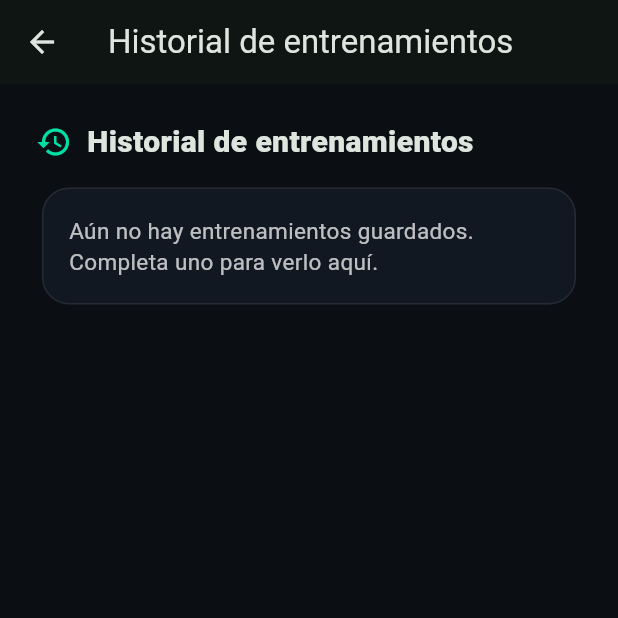
After one commit to carlitoxmahone/proyecto_fisico_definitivo, a Flutter app: the WorkoutHistoryScreen screen opened directly, on a phone screen of 412 x 824 dp, the top half of it. The commit adds this screen. Run offline on Flutter 3.47's test engine with Material 3 defaults, Android fonts, the phone set to English and light mode, and no system bars; our stand-ins replace shared_preferences; accounts and stored records are empty.

Commit message:
v0.2.6 historial simple de entrenamientos

```diff
--- a/lib/screens/welcome_screen.dart
+++ b/lib/screens/welcome_screen.dart
@@ -69,7 +69,7 @@ class WelcomeScreen extends StatelessWidget {
                   ),
                   const SizedBox(height: 18),
                   Text(
-                    'MVP v0.2.5 — Persistencia local básica',
+                    'MVP v0.2.6 — Historial simple de entrenamientos',
                     textAlign: TextAlign.center,
                     style: TextStyle(
                       fontSize: 13,
--- /dev/null
+++ b/lib/screens/workout_history_screen.dart
@@ -0,0 +1,155 @@
+import 'package:flutter/material.dart';
+
+import '../models/saved_workout_summary.dart';
+import '../services/local_storage_service.dart';
+import '../widgets/section_title.dart';
+
+class WorkoutHistoryScreen extends StatelessWidget {
+  const WorkoutHistoryScreen({super.key});
+
+  @override
+  Widget build(BuildContext context) {
+    return Scaffold(
+      appBar: AppBar(
+        title: const Text('Historial de entrenamientos'),
+      ),
+      body: SafeArea(
+        child: Center(
+          child: ConstrainedBox(
+            constraints: const BoxConstraints(maxWidth: 820),
+            child: FutureBuilder<List<SavedWorkoutSummary>>(
+              future: LocalStorageService.getWorkoutHistory(),
+              builder: (context, snapshot) {
+                final history = snapshot.data ?? [];
+
+                return ListView(
+                  padding: const EdgeInsets.all(24),
+                  children: [
+                    const SectionTitle(
+                      icon: Icons.history,
+                      title: 'Historial de entrenamientos',
+                    ),
+                    const SizedBox(height: 12),
+                    if (history.isEmpty)
+                      Card(
+                        color: const Color(0xFF121821),
+                        elevation: 0,
+                        shape: RoundedRectangleBorder(
+                          borderRadius: BorderRadius.circular(18),
+                          side: BorderSide(
+                            color: Colors.white.withValues(alpha: 0.08),
+                          ),
+                        ),
+                        child: Padding(
+                          padding: const EdgeInsets.all(18),
+                          child: Text(
+                            'Aún no hay entrenamientos guardados. Completa uno para verlo aquí.',
+                            style: TextStyle(
+                              fontSize: 15,
+                              height: 1.4,
+                              color: Colors.white.withValues(alpha: 0.72),
+                            ),
+                          ),
+                        ),
+                      )
+                    else
+                      ...history.map(
+                        (item) => _WorkoutHistoryCard(summary: item),
+                      ),
+                  ],
+                );
+              },
+            ),
+          ),
+        ),
+      ),
+    );
+  }
+}
+
+class _WorkoutHistoryCard extends StatelessWidget {
+  const _WorkoutHistoryCard({
+    required this.summary,
+  });
+
+  final SavedWorkoutSummary summary;
+
+  @override
+  Widget build(BuildContext context) {
+    return Card(
+      margin: const EdgeInsets.only(bottom: 14),
+      color: const Color(0xFF121821),
+      elevation: 0,
+      shape: RoundedRectangleBorder(
+        borderRadius: BorderRadius.circular(18),
+        side: BorderSide(
+          color: Colors.white.withValues(alpha: 0.08),
+        ),
+      ),
+      child: Padding(
+        padding: const EdgeInsets.all(18),
+        child: Column(
+          crossAxisAlignment: CrossAxisAlignment.start,
+          children: [
+            Text(
+              summary.workoutName,
+              style: const TextStyle(
+                fontSize: 19,
+                fontWeight: FontWeight.w900,
+              ),
+            ),
+            const SizedBox(height: 6),
+            Text(
+              summary.savedAtText,
+              style: TextStyle(
+                fontSize: 13,
+                color: Colors.white.withValues(alpha: 0.55),
+              ),
+            ),
+            const SizedBox(height: 12),
+            Wrap(
+              spacing: 8,
+              runSpacing: 8,
+              children: [
+                _HistoryChip(label: 'Sensación: ${summary.feeling}'),
+                _HistoryChip(label: 'Dificultad ${summary.difficulty}/10'),
+                _HistoryChip(
+                  label: summary.cardioCompleted ? 'Cardio sí' : 'Cardio no',
+                ),
+                _HistoryChip(
+                  label: 'Cambios: ${summary.replacedExercisesCount}',
+                ),
+                _HistoryChip(
+                  label:
+                      'Rendimiento: ${summary.registeredPerformanceCount}',
+                ),
+                _HistoryChip(
+                  label: summary.hasPain ? 'Con molestia' : 'Sin molestia',
+                ),
+              ],
+            ),
+          ],
+        ),
+      ),
+    );
+  }
+}
+
+class _HistoryChip extends StatelessWidget {
+  const _HistoryChip({
+    required this.label,
+  });
+
+  final String label;
+
+  @override
+  Widget build(BuildContext context) {
+    return Chip(
+      label: Text(label),
+      backgroundColor: const Color(0xFF00E0A4).withValues(alpha: 0.10),
+      side: BorderSide(
+        color: const Color(0xFF00E0A4).withValues(alpha: 0.16),
+      ),
+    );
+  }
+}
--- a/lib/services/local_storage_service.dart
+++ b/lib/services/local_storage_service.dart
@@ -7,11 +7,27 @@ import '../models/saved_workout_summary.dart';
 
 class LocalStorageService {
   static const _lastWorkoutKey = 'last_workout_summary';
+  static const _workoutHistoryKey = 'workout_history';
   static const _lastHabitsKey = 'last_habits_summary';
 
   static Future<void> saveLastWorkout(SavedWorkoutSummary summary) async {
     final prefs = await SharedPreferences.getInstance();
     await prefs.setString(_lastWorkoutKey, jsonEncode(summary.toJson()));
+  }
+
+  static Future<void> saveWorkoutToHistory(
+    SavedWorkoutSummary summary,
+  ) async {
+    final prefs = await SharedPreferences.getInstance();
+    final history = await getWorkoutHistory();
+    final updatedHistory = [summary, ...history].take(20).toList();
+
+    await prefs.setString(
+      _workoutHistoryKey,
+      jsonEncode(
+        updatedHistory.map((item) => item.toJson()).toList(),
+      ),
+    );
   }
 
   static Future<SavedWorkoutSummary?> getLastWorkout() async {
@@ -23,6 +39,20 @@ class LocalStorageService {
     if (decoded is! Map<String, dynamic>) return null;
 
     return SavedWorkoutSummary.fromJson(decoded);
+  }
+
+  static Future<List<SavedWorkoutSummary>> getWorkoutHistory() async {
+    final prefs = await SharedPreferences.getInstance();
+    final rawJson = prefs.getString(_workoutHistoryKey);
+    if (rawJson == null) return [];
+
+    final decoded = jsonDecode(rawJson);
+    if (decoded is! List) return [];
+
+    return decoded
+        .whereType<Map<String, dynamic>>()
+        .map(SavedWorkoutSummary.fromJson)
+        .toList();
   }
 
   static Future<void> saveLastHabits(SavedHabitsSummary summary) async {
```
Also changed, not shown: lib/screens/dashboard_screen.dart (+15 -0 lines), lib/screens/workout_today_screen.dart (+4 -3 lines).
